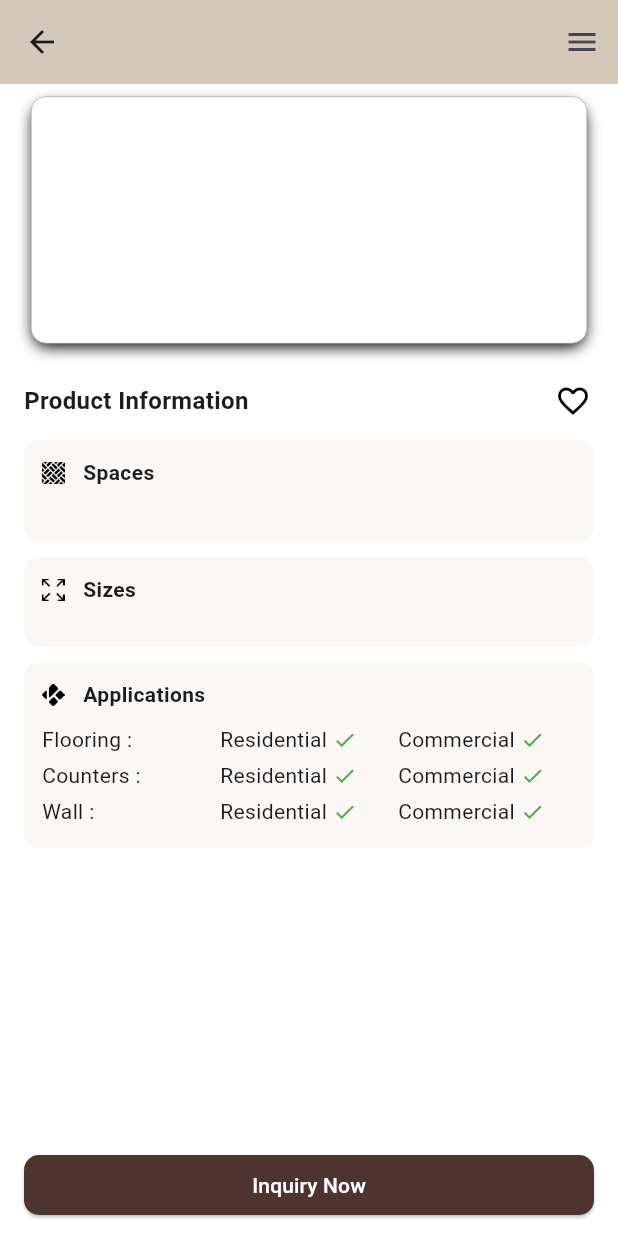
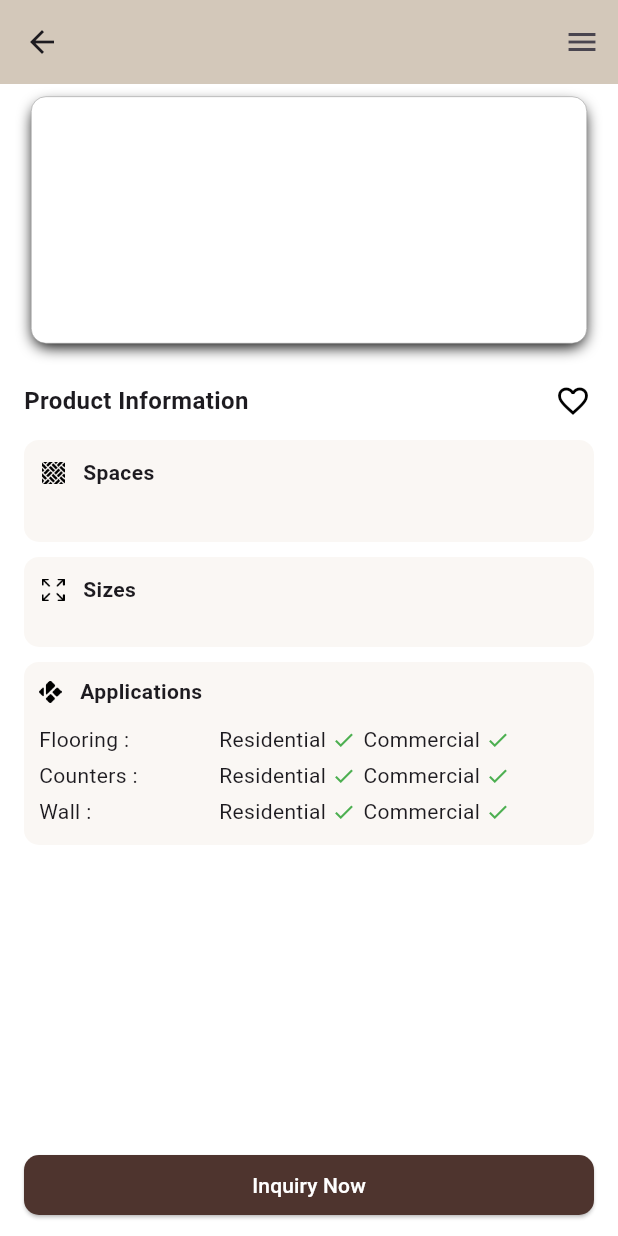
Before and after one commit to Rudrika15/argil-tiles-app, a Flutter app: the ProductDetailsScreen screen opened directly with empty values, on a phone screen of 412 x 824 dp. Run offline on Flutter 3.47's test engine with Material 3 defaults, Android fonts, the phone set to English and light mode, and no system bars; our stand-ins replace cached_network_image, carousel_slider, flutter_dotenv, font_awesome_flutter, google_fonts, infinite_scroll_pagination and 7 more; accounts and stored records are empty; network calls fail.

Commit message:
fixed the overflow issue in application in product details item

```diff
--- a/lib/Screens/product_details_screen.dart
+++ b/lib/Screens/product_details_screen.dart
@@ -36,7 +36,8 @@ class ProductDetailsScreen extends StatelessWidget {
       ),
       endDrawer: DrawerWidget(),
 
-      body: Column(
+      body: SafeArea(
+        child: Column(
           children: [
             // Top Content - Scrollable
             Expanded(
@@ -49,7 +50,8 @@ class ProductDetailsScreen extends StatelessWidget {
                     title: "Product Information",
                     favoriteProvider: favoriteProvider,
                     item:
-                      productModel ?? ProductModel(isSpcProduct: isSpcProduct),
+                        productModel ??
+                        ProductModel(isSpcProduct: isSpcProduct),
                     url: url,
                   ),
                   const SizedBox(height: 12),
@@ -105,7 +107,8 @@ class ProductDetailsScreen extends StatelessWidget {
                               (context) => Dialog(
                                 child: InquiryForm(
                                   productId: productModel?.id ?? -1,
-                                productName: productModel?.names ?? "Not Found",
+                                  productName:
+                                      productModel?.names ?? "Not Found",
                                   category: url,
                                 ),
                               ),
@@ -115,6 +118,7 @@ class ProductDetailsScreen extends StatelessWidget {
               ),
             ),
           ],
+        ),
       ),
     );
   }
@@ -223,10 +227,10 @@ class ProductDetailsScreen extends StatelessWidget {
     return Padding(
       padding: const EdgeInsets.symmetric(horizontal: 16),
       child: Container(
-        padding: const EdgeInsets.all(12),
+        padding: const EdgeInsets.all(AppSize.size10),
         decoration: BoxDecoration(
           color: const Color(0xFFFAF7F4),
-          borderRadius: BorderRadius.circular(10),
+          borderRadius: BorderRadius.circular(AppSize.size10),
         ),
         child: Column(
           crossAxisAlignment: CrossAxisAlignment.start,
@@ -240,7 +244,7 @@ class ProductDetailsScreen extends StatelessWidget {
                 ),
               ],
             ),
-            const SizedBox(height: 8),
+            const SizedBox(height: AppSize.size10),
             _applicationRow("Flooring", true, true),
             if (!isSpcProduct) _applicationRow("Counters", true, true),
             _applicationRow("Wall", true, true),
@@ -258,7 +262,10 @@ class ProductDetailsScreen extends StatelessWidget {
         children: [
           Expanded(child: Text("$label :")),
           Expanded(
+            flex: 2,
             child: Row(
+              children: [
+                Row(
                   children: [
                     const Text("Residential "),
                     Icon(
@@ -268,15 +275,16 @@ class ProductDetailsScreen extends StatelessWidget {
                     ),
                   ],
                 ),
-          ),
-          Expanded(
-            child: Row(
+                SizedBox(width: 5),
+                Row(
                   children: [
                     const Text("Commercial "),
                     Icon(
                       commercial ? Icons.check : Icons.close,
                       size: 16,
                       color: commercial ? Colors.green : Colors.red,
+                    ),
+                  ],
                 ),
               ],
             ),
--- a/pubspec.yaml
+++ b/pubspec.yaml
@@ -16,7 +16,7 @@ publish_to: 'none' # Remove this line if you wish to publish to pub.dev
 # https://developer.apple.com/library/archive/documentation/General/Reference/InfoPlistKeyReference/Articles/CoreFoundationKeys.html
 # In Windows, build-name is used as the major, minor, and patch parts
 # of the product and file versions while build-number is used as the build suffix.
-version: 1.0.4+5
+version: 1.0.5+6
 
 environment:
   sdk: ^3.7.0
```
Also changed, not shown: 1 other file. Lines whose indentation alone changed are shown as unchanged.
